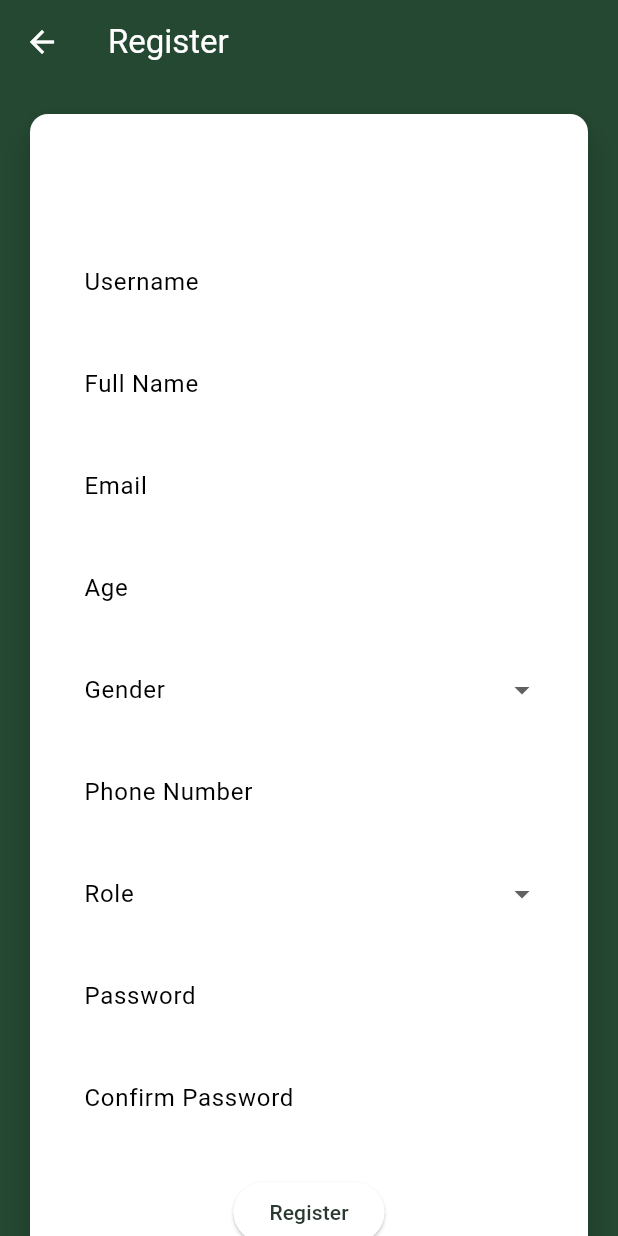
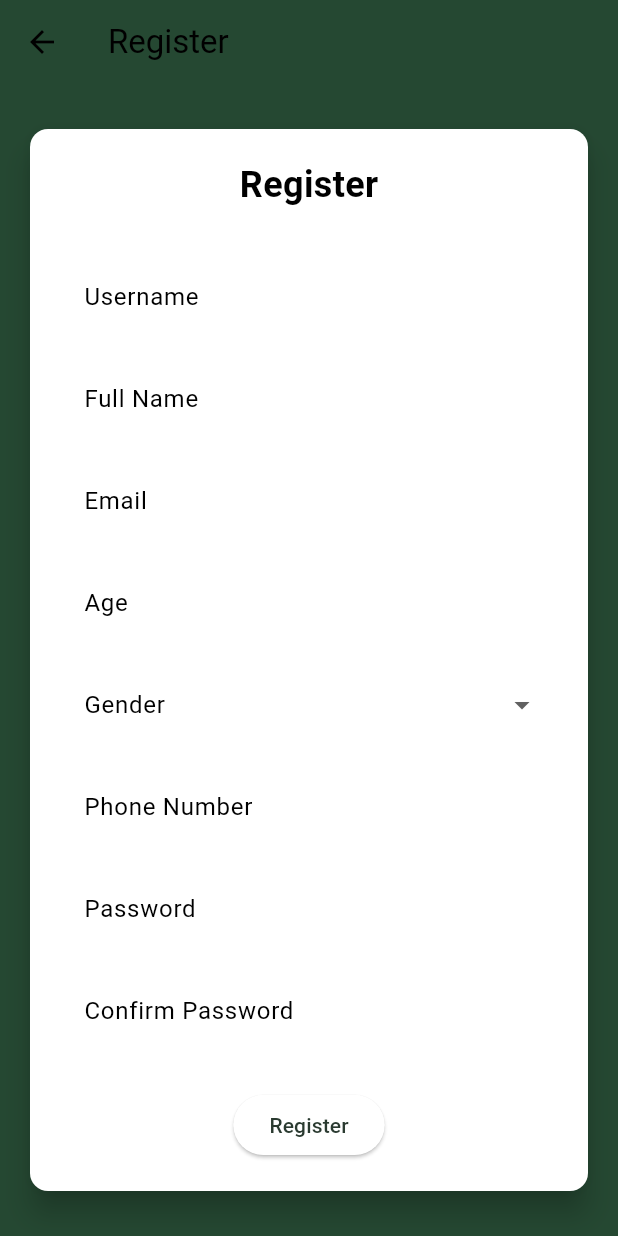
Before and after one commit to pbp24-f09/bfq-mobile, a Flutter app: the RegisterPage screen opened directly, on a phone screen of 412 x 824 dp. Run offline on Flutter 3.47's test engine with Material 3 defaults, Android fonts, the phone set to English and light mode, and no system bars; missing offline and left inert: pbp_django_auth; Roboto replaces fonts that are missing (Derovana).

Commit message:
Fix Role Admin

```diff
--- a/lib/main.dart
+++ b/lib/main.dart
@@ -46,8 +46,8 @@ class MyApp extends StatelessWidget {
             background: const Color(0xFF325D41), // Hijau terang
             error: const Color(0xFF994E12), // Coklat gelap
             onPrimary: Colors.white, // Teks pada elemen primer
-            onSecondary: Colors.white, // Teks pada elemen sekunder
-            onSurface: Colors.white, // Teks pada elemen permukaan
+            onSecondary: Colors.black, // Teks pada elemen sekunder
+            onSurface: Colors.black, // Teks pada elemen permukaan
             onBackground: Colors.white, // Teks pada latar belakang
           ),
         ),
--- a/lib/screens/authentication/register.dart
+++ b/lib/screens/authentication/register.dart
@@ -20,7 +20,6 @@ class _RegisterPageState extends State<RegisterPage> {
   final _ageController = TextEditingController();
   final _phoneNumberController = TextEditingController();
   String? _gender;
-  String? _role;
 
   final _formKey = GlobalKey<FormState>();
 
@@ -155,29 +154,6 @@ class _RegisterPageState extends State<RegisterPage> {
                       },
                     ),
                     const SizedBox(height: 12.0),
-                    DropdownButtonFormField<String>(
-                      value: _role,
-                      decoration: const InputDecoration(
-                        labelText: 'Role',
-                        border: OutlineInputBorder(),
-                      ),
-                      items: [
-                        DropdownMenuItem(value: 'admin', child: Text('Admin')),
-                        DropdownMenuItem(value: 'customer', child: Text('Customer')),
-                      ],
-                      onChanged: (value) {
-                        setState(() {
-                          _role = value;
-                        });
-                      },
-                      validator: (value) {
-                        if (value == null) {
-                          return 'Please select your role';
-                        }
-                        return null;
-                      },
-                    ),
-                    const SizedBox(height: 12.0),
                     TextFormField(
                       controller: _passwordController,
                       decoration: const InputDecoration(
@@ -222,7 +198,6 @@ class _RegisterPageState extends State<RegisterPage> {
                               "age": _ageController.text,
                               "gender": _gender,
                               "phone_number": _phoneNumberController.text,
-                              "role": _role,
                             }),
                           );
 
```
Also changed, not shown: lib/screens/authentication/login.dart (+52 -22 lines).
